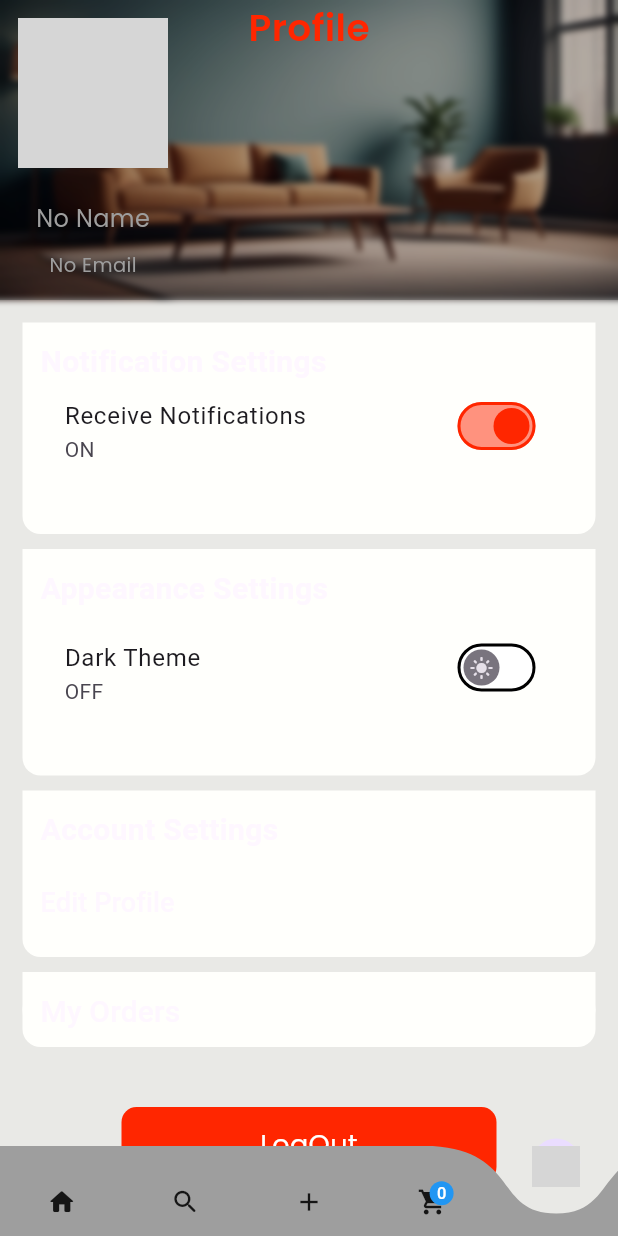
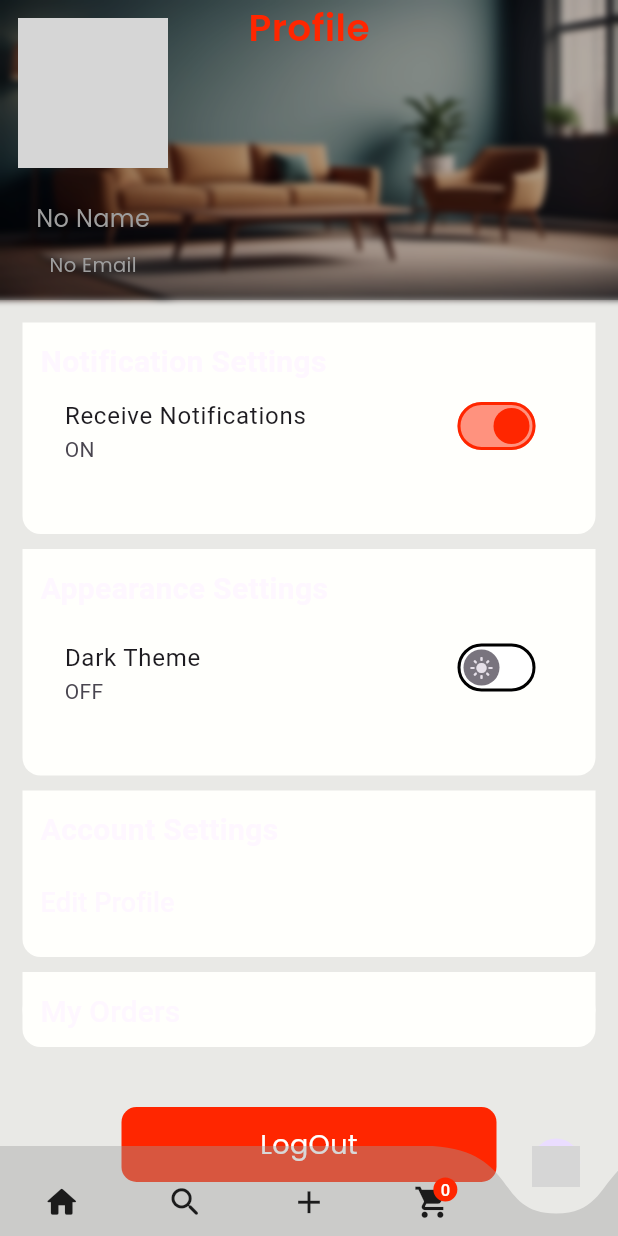
Before and after one commit to Yiheyistm/furniture_e_commerce, a Flutter app: the screen it shows once a user with an empty profile is signed in, item 5 of the bottom bar chosen, after a tap on "LogOut", on a phone screen of 412 x 824 dp. Run offline on Flutter 3.47's test engine with Material 3 defaults, Android fonts, the phone set to English and light mode, and no system bars; drawn by our look-alikes of curved_navigation_bar, showcaseview; our stand-ins replace animate_do, auth_buttons, awesome_dialog, carousel_slider, cloud_firestore, firebase_auth and 12 more; missing offline and left inert: augmented_reality_plugin, chapasdk, model_viewer_plus; accounts and stored records are empty; network calls fail; project files that could hold a hidden picture were left out; grey boxes are pictures that could not be loaded.

Commit message:
Refactor theme handling, remove unused dependencies, and improve UI components

```diff
--- a/lib/core/components/custom_button.dart
+++ b/lib/core/components/custom_button.dart
@@ -27,7 +27,7 @@ class CustomButton extends StatelessWidget {
             borderRadius: BorderRadius.circular(10)),
         child: isLoading
             ?  SpinKitSpinningLines(
-                color: Theme.of(context).primaryColor,
+                color: Theme.of(context).dialogBackgroundColor,
                 size: 30,
               )
             : CustomText(
--- a/lib/core/features/auth/view/login_view.dart
+++ b/lib/core/features/auth/view/login_view.dart
@@ -138,7 +138,9 @@ class _LoginViewState extends State<LoginView> {
                     height: 30,
                   ),
                   Consumer<MyAuthProvider>(
-                    builder: (context, value, child) => CustomButton(
+                    builder: (context, value, child) => SizedBox(
+                      width: double.infinity,
+                      child: CustomButton(
                         text: "Login",
                         isLoading: value.isLoading,
                         onTap: () async {
@@ -154,6 +156,7 @@ class _LoginViewState extends State<LoginView> {
                             );
                           }
                         },
+                      ),
                     ),
                   ),
                   const SizedBox(
--- a/lib/core/features/auth/view/signup_view.dart
+++ b/lib/core/features/auth/view/signup_view.dart
@@ -7,6 +7,7 @@ import 'package:furniture_e_commerce/core/components/custom_text.dart';
 import 'package:furniture_e_commerce/core/components/custom_text_field.dart';
 import 'package:furniture_e_commerce/core/components/google_auth_btn.dart';
 import 'package:furniture_e_commerce/core/helper/alert_helper.dart';
+import 'package:furniture_e_commerce/core/helper/show_loading_dialog.dart';
 import 'package:furniture_e_commerce/core/provider/auth_provider.dart';
 import 'package:furniture_e_commerce/core/routes/route_name.dart';
 import 'package:furniture_e_commerce/core/utils/app_assets.dart';
@@ -43,7 +44,7 @@ class _SignupViewState extends State<SignupView> {
       body: SafeArea(
         child: SingleChildScrollView(
           child: Padding(
-            padding: const EdgeInsets.all(15.0),
+            padding: const EdgeInsets.all(35.0),
             child: Form(
               key: _registerFormKey,
               child: Column(
@@ -96,6 +97,9 @@ class _SignupViewState extends State<SignupView> {
                       if (value!.isEmpty) {
                         return "Email cannot be empty";
                       }
+                      if (!RegExp(r'^[^@]+@[^@]+\.[^@]+').hasMatch(value)) {
+                        return "Enter a valid email address";
+                      }
                       return null;
                     },
                   ),
@@ -139,7 +143,7 @@ class _SignupViewState extends State<SignupView> {
                           context.pushNamed(RouteName.loginView);
                         },
                         child: const Text(
-                          "Login",
+                          " Login",
                           style: TextStyle(
                             color: AppColors.primaryColor,
                             fontWeight: FontWeight.bold,
@@ -148,6 +152,29 @@ class _SignupViewState extends State<SignupView> {
                         ),
                       ),
                     ],
+                  ),
+                  const SizedBox(
+                    height: 30,
+                  ),
+                  Consumer<MyAuthProvider>(
+                    builder: (context, authProvider, child) {
+                      return SizedBox(
+                        width: double.infinity,
+                        child: CustomButton(
+                          text: "Sign up",
+                          isLoading: authProvider.isLoading,
+                          onTap: () {
+                            if (_registerFormKey.currentState!.validate()) {
+                              authProvider.startSignup(
+                                  userName: _usernameController.text,
+                                  email: _emailController.text,
+                                  password: _passwordController.text,
+                                  context: context);
+                            }
+                          },
+                        ),
+                      );
+                    },
                   ),
                   const SizedBox(height: 30),
                   Row(
@@ -176,30 +203,25 @@ class _SignupViewState extends State<SignupView> {
                     ],
                   ),
                   const SizedBox(height: 30),
-                  GoogleBtn(
-                    text: "Continue with Google",
-                    onPressed: _signInWithGoogle,
+                  Consumer<MyAuthProvider>(
+                    builder: (context, authProvider, child) {
+                      return GoogleBtn(
+                        text: "Continue with Google",
+                        onPressed: authProvider.isLoading
+                            ? () {
+                                showLoadingDialog(context);
+                              }
+                            : () {
+                                authProvider.signInWithGoogle(context);
+                              },
+                      );
+                    },
+
                   ),
                   const SizedBox(
                     height: 50,
                   ),
-                  Consumer<MyAuthProvider>(
-                    builder: (context, authProvider, child) {
-                      return CustomButton(
-                        text: "Sign up",
-                        isLoading: authProvider.isLoading,
-                        onTap: () {
-                          if (_registerFormKey.currentState!.validate()) {
-                            authProvider.startSignup(
-                                userName: _usernameController.text,
-                                email: _emailController.text,
-                                password: _passwordController.text,
-                                context: context);
-                          }
-                        },
-                      );
-                    },
-                  )
+
                 ],
               ),
             ),
@@ -209,27 +231,4 @@ class _SignupViewState extends State<SignupView> {
     );
   }
 
-  _signInWithGoogle() async {
-    final GoogleSignIn googleSignIn = GoogleSignIn();
-    try {
-      final GoogleSignInAccount? googleSignInAccount =
-          await googleSignIn.signIn();
-      if (googleSignInAccount != null) {
-        final GoogleSignInAuthentication googleSignInAuthentication =
-            await googleSignInAccount.authentication;
-
-        final AuthCredential credential = GoogleAuthProvider.credential(
-          accessToken: googleSignInAuthentication.accessToken,
-          idToken: googleSignInAuthentication.idToken,
-        );
-
-        final UserCredential userCredential =
-            await FirebaseAuth.instance.signInWithCredential(credential);
-      }
-    } catch (e) {
-      //show toast
-      AlertHelpers.showAlert(context, "Something went wrong");
-    }
-    context.goNamed(RouteName.mainView);
-  }
 }
--- a/lib/core/features/auth/wrapper/auth_wrapper.dart
+++ b/lib/core/features/auth/wrapper/auth_wrapper.dart
@@ -1,7 +1,9 @@
 import 'package:firebase_auth/firebase_auth.dart';
 import 'package:flutter/material.dart';
+import 'package:flutter_spinkit/flutter_spinkit.dart';
 import 'package:furniture_e_commerce/core/features/auth/view/signup_view.dart';
 import 'package:furniture_e_commerce/core/features/main/view/main_view.dart';
+import 'package:furniture_e_commerce/core/utils/app_color.dart';
 import 'package:logger/logger.dart';
 
 class AuthWrapper extends StatefulWidget {
@@ -17,14 +19,27 @@ class _AuthWrapperState extends State<AuthWrapper> {
     return StreamBuilder<User?>(
       stream: FirebaseAuth.instance.authStateChanges(),
       builder: (context, snapshot) {
-        Logger().i('Connection State: ${snapshot.connectionState}');
+        // Logger().i('Connection State: ${snapshot.connectionState}');
         Logger().i('User Data: ${snapshot.data}');
+        Logger().i('Connection state: ${snapshot.connectionState}');
 
         if (snapshot.connectionState == ConnectionState.waiting) {
-          return const Center(child: CircularProgressIndicator());
+          return const Padding(
+              padding: EdgeInsets.all(16.0),
+              child: Column(
+                mainAxisAlignment: MainAxisAlignment.center,
+                children: [
+                  SpinKitSpinningLines(
+                    color: AppColors.primaryColor,
+                    lineWidth: 4,
+                    size: 70.0,
+                  ),
+                  Text("Loading..."),
+                ],
+              ));
         } else if (snapshot.connectionState == ConnectionState.active) {
           if (snapshot.data != null) {
-            Logger().i('User logged in: ${snapshot.data!.uid}');
+            Logger().i('User logged in: ${snapshot.data!.displayName}');
 
             return const MainView();
           } else {
--- a/lib/core/features/main/profile/screen/profile.dart
+++ b/lib/core/features/main/profile/screen/profile.dart
@@ -337,8 +337,8 @@ class _ProfileState extends State<Profile> {
                             padding: const EdgeInsets.only(bottom: 40),
                             child: CustomButton(
                               text: "LogOut",
-                              onTap: () {
-                                Provider.of<MyAuthProvider>(context,
+                              onTap: () async{
+                                await Provider.of<MyAuthProvider>(context,
                                         listen: false)
                                     .logOut(context);
                                 setState(() {});
--- a/lib/core/features/main/view/main_view.dart
+++ b/lib/core/features/main/view/main_view.dart
@@ -47,19 +47,22 @@ class _MainViewState extends State<MainView> {
       body: _screens.elementAt(_activeIndex),
       bottomNavigationBar: CurvedNavigationBar(
         backgroundColor: Colors.transparent,
-        color: Theme.of(context).shadowColor,
+        color: Theme.of(context).shadowColor.withOpacity(.4),
+
         buttonBackgroundColor: _activeIndex != 4
             ? Theme.of(context).primaryColor
             : Colors.transparent,
         height: 60,
         items: [
-          const Icon(Icons.home_rounded, size: 20),
-          const Icon(Icons.search_rounded, size: 20),
-          const Icon(Icons.add, size: 20),
+          const Icon(Icons.home_rounded, size: 25),
+          const Icon(Icons.search_rounded, size: 25),
+          const Icon(Icons.add, size: 25),
           Badge.count(
               count: cartProvider.cartItems.length,
-              backgroundColor: AppColors.infoColor,
-              child: const Icon(Icons.shopping_cart, size: 20)),
+              backgroundColor: _activeIndex != 3
+                  ? AppColors.primaryColor
+                  : AppColors.infoColor,
+              child: const Icon(Icons.shopping_cart, size: 25)),
           CircleAvatar(
             radius: 16,
             backgroundImage: NetworkImage(userModel.img),
--- a/lib/core/features/splash/view/splash_view.dart
+++ b/lib/core/features/splash/view/splash_view.dart
@@ -18,7 +18,9 @@ class _SplashViewState extends State<SplashView> {
   void initState() {
     WidgetsBinding.instance.addPostFrameCallback((_) {
       Future.delayed(const Duration(seconds: 5)).then((_) {
-        context.goNamed(RouteName.authWrapper);
+        if (mounted) {
+          GoRouter.of(context).goNamed(RouteName.authWrapper);
+        }
       });
     });
 
--- a/lib/core/provider/theme_provider.dart
+++ b/lib/core/provider/theme_provider.dart
@@ -20,7 +20,6 @@ class ThemeModeProvider extends ChangeNotifier {
 
   void loadTheme() {
     bool isDarkMode = _storageService.getData("isDarkMode") ?? false;
-    print(isDarkMode);
     _themeMode = isDarkMode
         ? appThemesData[AppTheme.darkTheme]!
         : appThemesData[AppTheme.lightTheme]!;
--- a/lib/main.dart
+++ b/lib/main.dart
@@ -11,7 +11,6 @@ import 'package:furniture_e_commerce/firebase_options.dart';
 import 'package:get_storage/get_storage.dart';
 import 'package:google_fonts/google_fonts.dart';
 import 'package:provider/provider.dart';
-import 'package:showcaseview/showcaseview.dart';
 
 
 Future<void> main() async {
@@ -31,7 +30,6 @@ Future<void> main() async {
     SystemUiMode.edgeToEdge,
     overlays: [SystemUiOverlay.top],
   );
-  // Set up background message handler
 
 
   runApp(
@@ -45,14 +43,13 @@ Future<void> main() async {
         ChangeNotifierProvider(
             create: (context) => ThemeModeProvider()..loadTheme()),
       ],
-      child: const StartWidget(),
+      child: const MyApp(),
     ),
   );
 }
 
 class MyApp extends StatelessWidget {
   const MyApp({super.key});
-  //  flutter_phone_direct_caller
   @override
   Widget build(BuildContext context) {
     StorageService storageService = locator<StorageService>();
@@ -71,16 +68,3 @@ class MyApp extends StatelessWidget {
     );
   }
 }
-
-class StartWidget extends StatelessWidget {
-  const StartWidget({super.key});
-
-  @override
-  Widget build(BuildContext context) {
-    return ShowCaseWidget(
-      autoPlay: true,
-      autoPlayDelay: const Duration(seconds: 3),
-      builder: (context) => const MyApp(),
-    );
-  }
-}
--- a/pubspec.yaml
+++ b/pubspec.yaml
@@ -59,7 +59,6 @@ dependencies:
   flutter_3d_controller: ^2.0.2
   path_provider: ^2.1.4
   provider: ^6.1.2
-  showcaseview: ^3.0.0
   url_launcher: ^6.3.1
   augmented_reality_plugin: ^4.0.1
   model_viewer_plus: ^1.9.1
```
Also changed, not shown: lib/core/controllers/auth_controller.dart (+4 -3 lines), lib/core/provider/auth_provider.dart (+27 -24 lines), pubspec.lock. Lines whose indentation alone changed are shown as unchanged.
